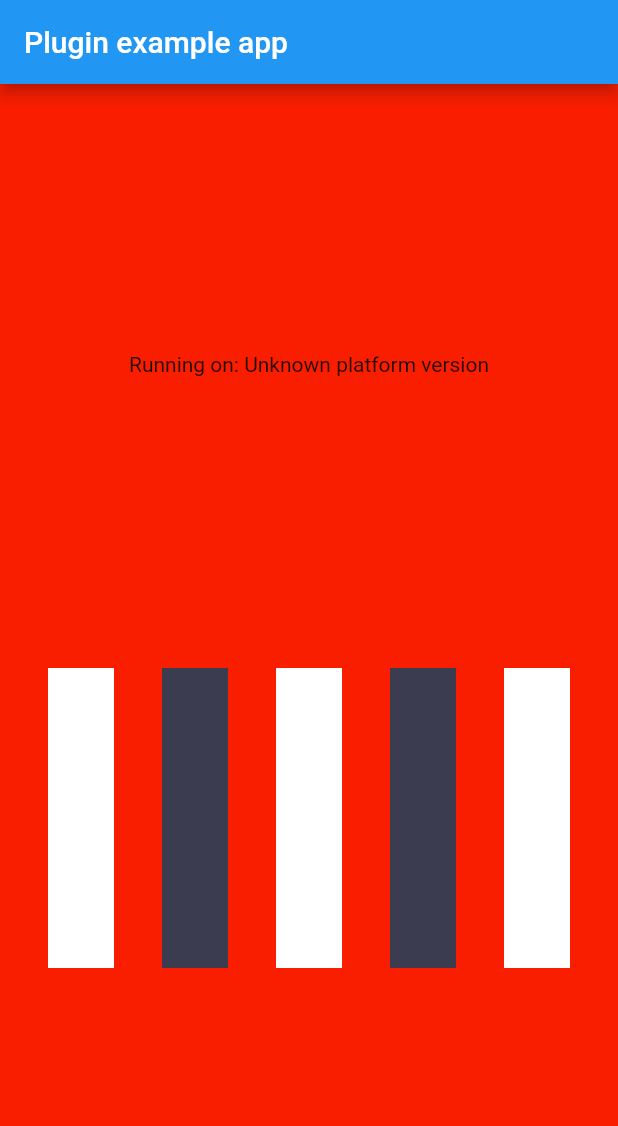
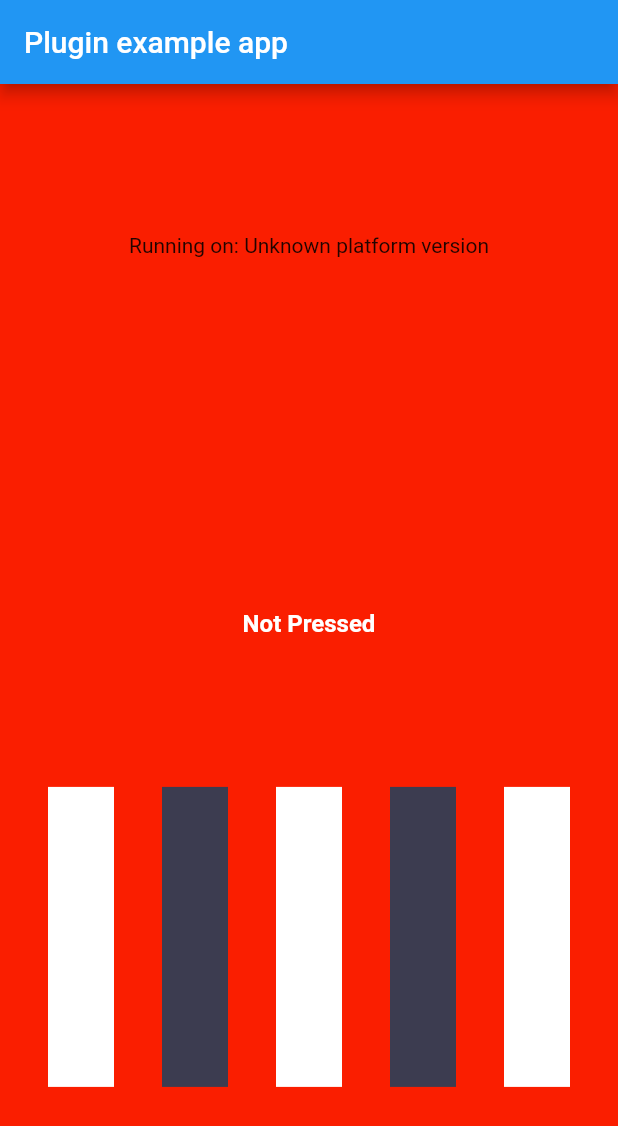
Before and after one commit to DevendraSaini180/plugin_codelab, a Flutter app: the screen it shows after launch, on a phone screen of 412 x 824 dp. Shown: the top 1126 px of the screen. Run offline on Flutter 3.47's test engine with Material 2 defaults, Android fonts, the phone set to English and light mode, and no system bars; our stand-ins replace plugin_platform_interface.

Commit message:
sep 15 java to dart communication

```diff
--- a/example/lib/main.dart
+++ b/example/lib/main.dart
@@ -19,8 +19,8 @@ class MyApp extends StatefulWidget {
 
 class _MyAppState extends State<MyApp> {
   String _platformVersion = 'Unknown';
+  String _pressedKey = "Not Pressed";
   final _pluginCodelabPlugin = PluginCodelab();
-
 
   @override
   void initState() {
@@ -34,8 +34,8 @@ class _MyAppState extends State<MyApp> {
     // Platform messages may fail, so we use a try/catch PlatformException.
     // We also handle the message potentially returning null.
     try {
-      platformVersion =
-          await _pluginCodelabPlugin.getPlatformVersion() ?? 'Unknown platform version';
+      platformVersion = await _pluginCodelabPlugin.getPlatformVersion() ??
+          'Unknown platform version';
     } on PlatformException {
       platformVersion = 'Failed to get platform version.';
     }
@@ -51,7 +51,16 @@ class _MyAppState extends State<MyApp> {
   }
 
   Future<void> showToast(String message) async {
-    await _pluginCodelabPlugin.showToastMessage(message);
+    String? result = "Not Pressed";
+    if (await _pluginCodelabPlugin.showToastMessage(message) != null) {
+
+      result = await _pluginCodelabPlugin.showToastMessage(message);
+
+    }
+
+    setState(() {
+      _pressedKey = result!;
+    });
   }
 
   Widget _makeKey({required _KeyType keyType, required int key}) {
@@ -84,6 +93,14 @@ class _MyAppState extends State<MyApp> {
             mainAxisAlignment: MainAxisAlignment.spaceEvenly,
             children: <Widget>[
               Text('Running on: $_platformVersion\n'),
+              Padding(padding: EdgeInsets.all(10.0)),
+              Text(
+                _pressedKey,
+                style: TextStyle(
+                    fontSize: 16,
+                    color: Colors.white,
+                    fontWeight: FontWeight.bold),
+              ),
               Row(
                 mainAxisAlignment: MainAxisAlignment.spaceEvenly,
                 children: <Widget>[
--- a/lib/plugin_codelab.dart
+++ b/lib/plugin_codelab.dart
@@ -5,7 +5,7 @@ class PluginCodelab {
     return PluginCodelabPlatform.instance.getPlatformVersion();
   }
 
-  Future<void> showToastMessage(String message) {
+  Future<String?> showToastMessage(String message) {
     return PluginCodelabPlatform.instance.showToastMessage(message);
   }
 }
--- a/lib/plugin_codelab_method_channel.dart
+++ b/lib/plugin_codelab_method_channel.dart
@@ -17,7 +17,7 @@ class MethodChannelPluginCodelab extends PluginCodelabPlatform {
   }
 
   @override
-  Future<void> showToastMessage(String message) async {
-    await methodChannel.invokeMethod<String>("showToastMessage", [message]);
+  Future<String?> showToastMessage(String message) async {
+    return await methodChannel.invokeMethod<String>("showToastMessage", [message]);
   }
 }
--- a/lib/plugin_codelab_platform_interface.dart
+++ b/lib/plugin_codelab_platform_interface.dart
@@ -27,7 +27,7 @@ abstract class PluginCodelabPlatform extends PlatformInterface {
     throw UnimplementedError('platformVersion() has not been implemented.');
   }
 
-  Future<void> showToastMessage(String message) async {
+  Future<String?> showToastMessage(String message) async {
     throw UnimplementedError('showToastMessage() has not been implemented.');
   }
 }
```
Also changed, not shown: 1 other file.
